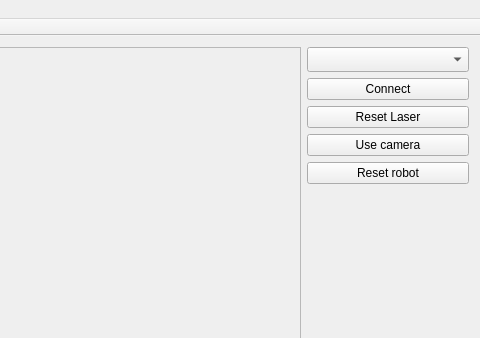
First picture: the form in demoRMR/mainwindow.ui, repository KocurMaros/HMI, before the edit; both pictures show x 454 to 934 and y 0 to 338 of the 934 by 680 pixel window.
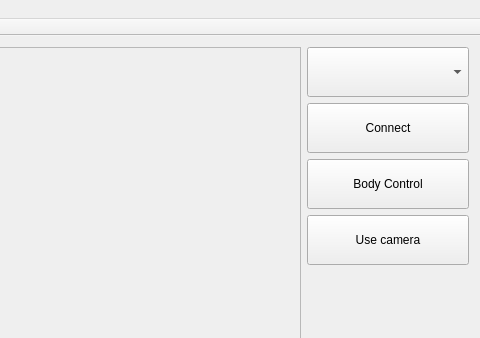
Second picture: the form after the edit. Icons and pictures are not drawn.

Commit message: ui: switch on/off body control

The edit to the form file:
```diff
--- a/demoRMR/mainwindow.ui
+++ b/demoRMR/mainwindow.ui
@@ -38,7 +38,7 @@
             <property name="minimumSize">
              <size>
               <width>162</width>
-              <height>25</height>
+              <height>50</height>
              </size>
             </property>
             <property name="maximumSize">
@@ -66,7 +66,7 @@
             <property name="minimumSize">
              <size>
               <width>162</width>
-              <height>0</height>
+              <height>50</height>
              </size>
             </property>
             <property name="text">
@@ -85,11 +85,11 @@
             <property name="minimumSize">
              <size>
               <width>162</width>
-              <height>0</height>
+              <height>50</height>
              </size>
             </property>
             <property name="text">
-             <string>Reset Laser</string>
+             <string>Body Control</string>
             </property>
            </widget>
           </item>
@@ -104,7 +104,7 @@
             <property name="minimumSize">
              <size>
               <width>162</width>
-              <height>0</height>
+              <height>50</height>
              </size>
             </property>
             <property name="text">
@@ -112,25 +112,6 @@
             </property>
            </widget>
           </item>
-          <item alignment="Qt::AlignHCenter">
-           <widget class="QPushButton" name="pushButton_8">
-            <property name="sizePolicy">
-             <sizepolicy hsizetype="Fixed" vsizetype="Fixed">
-              <horstretch>0</horstretch>
-              <verstretch>0</verstretch>
-             </sizepolicy>
-            </property>
-            <property name="minimumSize">
-             <size>
-              <width>162</width>
-              <height>0</height>
-             </size>
-            </property>
-            <property name="text">
-             <string>Reset robot</string>
-            </property>
-           </widget>
-          </item>
          </layout>
         </item>
         <item>
```
Left out of the diff: 2 changed lines with no effect on the pictures. The commit also changes 2 other files.
